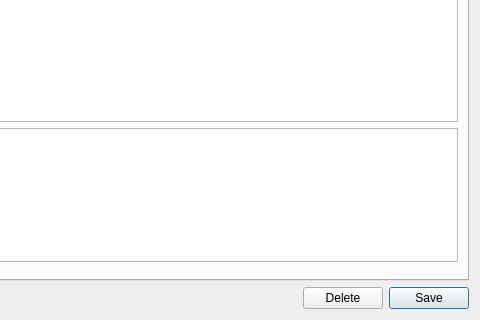
Old version of the form projects/ores.qt/ui/MethodologyDetailDialog.ui in the repository OreStudio/OreStudio; both pictures show x 120 to 600 and y 180 to 500 of the 600 by 500 pixel window.
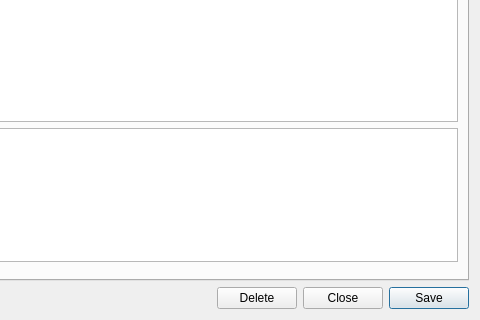
New version of the form. Custom widgets are drawn as their Qt base class.

Commit message: [qt] Remove toolbars from detail dialogs; add Close button throughout

Patch:
```diff
--- a/projects/ores.qt/ui/MethodologyDetailDialog.ui
+++ b/projects/ores.qt/ui/MethodologyDetailDialog.ui
@@ -170,6 +170,13 @@
        </property>
       </widget>
      </item>
+     <item>
+      <widget class="QPushButton" name="closeButton">
+       <property name="text">
+        <string>Close</string>
+       </property>
+      </widget>
+     </item>
      <item>
       <widget class="QPushButton" name="saveButton">
        <property name="text">
```
The commit also changes 201 other files.
